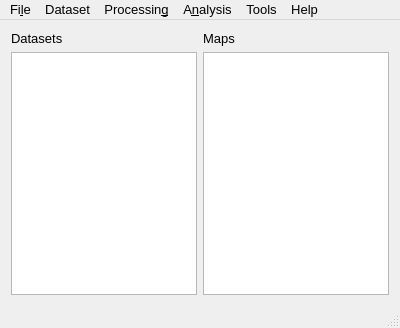
First picture: the form in GUI/mainwindow.ui, repository VespucciProject/Vespucci, before the edit.
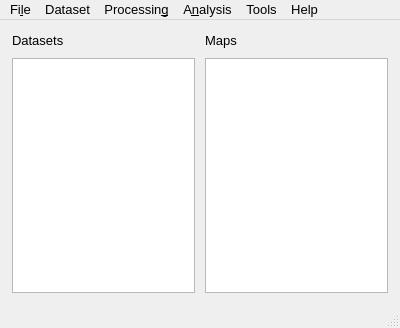
Second picture: the form after the edit. Icons and pictures are not drawn.

What changed in the file:
```diff
--- a/GUI/mainwindow.ui
+++ b/GUI/mainwindow.ui
@@ -29,9 +29,15 @@
     <normaloff>vespuccilogo.svg</normaloff>vespuccilogo.svg</iconset>
   </property>
   <widget class="QWidget" name="centralWidget">
-   <layout class="QGridLayout" name="gridLayout">
-    <item row="0" column="1">
      <widget class="QLabel" name="label">
+    <property name="geometry">
+     <rect>
+      <x>12</x>
+      <y>12</y>
+      <width>55</width>
+      <height>16</height>
+     </rect>
+    </property>
       <property name="font">
        <font>
         <family>Ubuntu</family>
@@ -41,25 +47,42 @@
        <string>Datasets</string>
       </property>
      </widget>
-    </item>
-    <item row="0" column="3">
      <widget class="QLabel" name="label_2">
+    <property name="geometry">
+     <rect>
+      <x>205</x>
+      <y>12</y>
+      <width>35</width>
+      <height>16</height>
+     </rect>
+    </property>
       <property name="text">
        <string>Maps</string>
       </property>
      </widget>
-    </item>
-    <item row="1" column="1">
-     <widget class="QListView" name="datasetsListView"/>
-    </item>
-    <item row="1" column="3">
+   <widget class="QListView" name="datasetsListView">
+    <property name="geometry">
+     <rect>
+      <x>12</x>
+      <y>38</y>
+      <width>183</width>
+      <height>235</height>
+     </rect>
+    </property>
+   </widget>
      <widget class="QListView" name="mapsListView">
+    <property name="geometry">
+     <rect>
+      <x>205</x>
+      <y>38</y>
+      <width>183</width>
+      <height>235</height>
+     </rect>
+    </property>
       <property name="sizeAdjustPolicy">
        <enum>QAbstractScrollArea::AdjustIgnored</enum>
       </property>
      </widget>
-    </item>
-   </layout>
   </widget>
   <widget class="QMenuBar" name="menuBar">
    <property name="geometry">
```
Left out of the diff: 4 changed lines with no effect on the pictures. Lines whose indentation alone changed are shown as unchanged.
